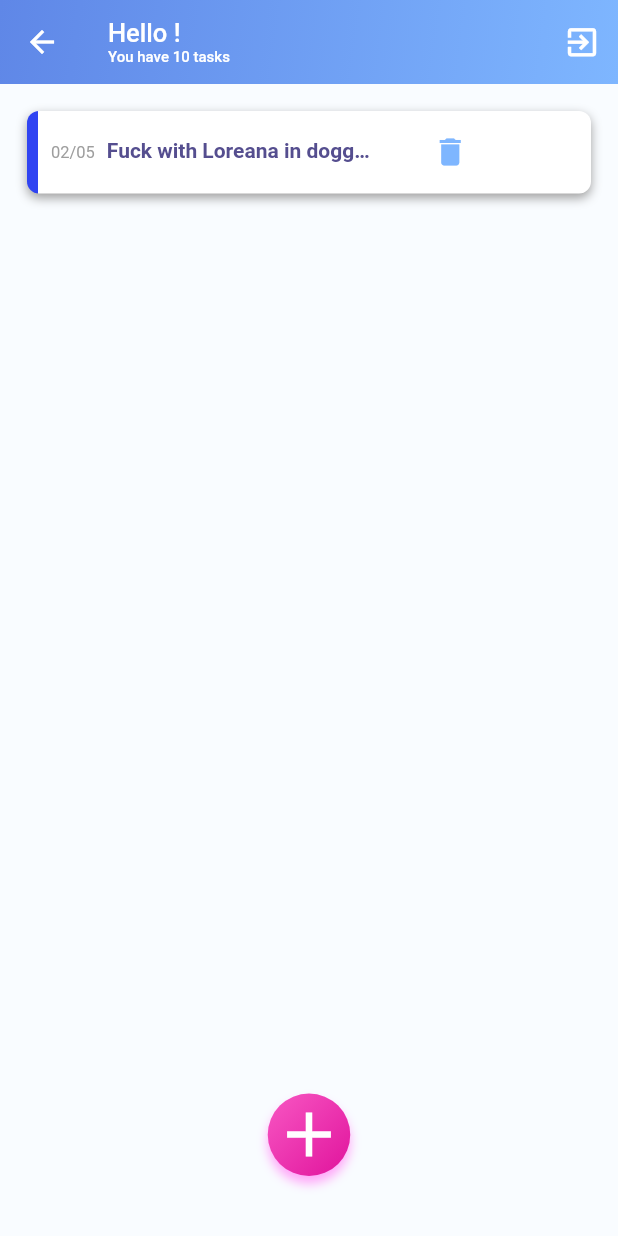
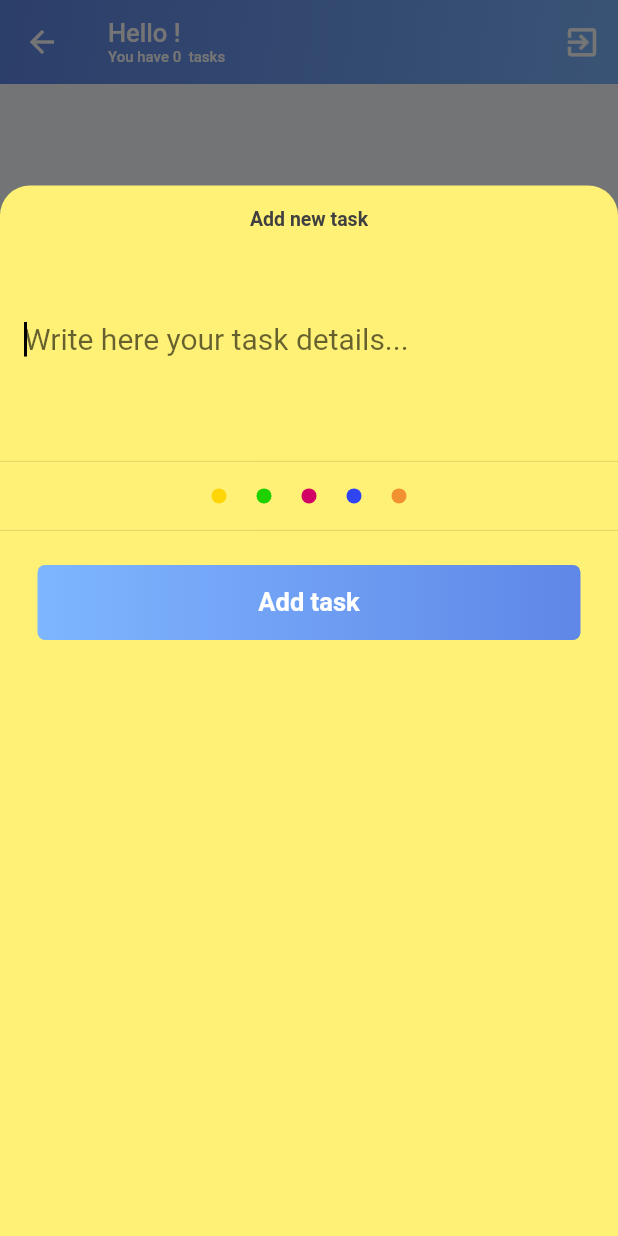
Before and after one commit to aguilard07/prueba_jacobo, a Flutter app: the HomeView screen opened by its route, after a tap on the "add" icon, on a phone screen of 412 x 824 dp. Run offline on Flutter 3.47's test engine with Material 2 defaults, Android fonts, the phone set to English and light mode, and no system bars; our stand-ins replace cloud_firestore, firebase_auth, flutter_spinkit; accounts and stored records are empty.

Commit message:
Segunda subida de la prueba

```diff
--- /dev/null
+++ b/prueba_jacobo/lib/core/models/model/task.dart
@@ -0,0 +1,15 @@
+/*
+ * Basic model of a task.
+ */
+
+class Task {
+  final String date;
+  final String text;
+  final int colorCode;
+
+  Task({this.date, this.text, this.colorCode});
+
+  toJson() {
+    return {date: date, text: text, colorCode: colorCode};
+  }
+}
--- a/prueba_jacobo/lib/core/models/viewmodels/home_model.dart
+++ b/prueba_jacobo/lib/core/models/viewmodels/views/home_model.dart
@@ -1,14 +1,19 @@
 import 'package:cloud_firestore/cloud_firestore.dart';
+import 'package:flutter/material.dart';
 import 'package:flutter/widgets.dart';
+import 'package:provider/provider.dart';
+import 'package:prueba_jacobo/core/models/model/task.dart';
 import 'package:prueba_jacobo/core/models/model/user.dart';
 import 'package:prueba_jacobo/core/models/viewmodels/base_model.dart';
 import 'package:prueba_jacobo/core/services/firebase_auth_service.dart';
 import 'package:prueba_jacobo/core/services/firestore_service.dart';
+import 'package:prueba_jacobo/ui/widgets/add_task_panel.dart';
 
 class HomeModel extends BaseModel {
   FirestoreService _firestoreService;
   FirebaseAuthService _firebaseAuthService;
   User _user;
+  int ntasks;
 
   HomeModel(
       {@required FirestoreService firestoreService,
@@ -19,15 +24,41 @@ class HomeModel extends BaseModel {
     _user = user;
   }
 
+  Stream<List<Task>> getTaskStream() => _firestoreService.getTasks(_user.uid);
+
+  //Getter of tasks number
+  Future<int> get taskNumber async {
+    return await _firestoreService.getNtasks(_user.uid);
+  }
+
+  //Setter of ntasks
+
+  void setNtasks(int value) {
+    ntasks = value;
+    notifyListeners();
+  }
+
   String get username => _user.fullname;
 
   void getUserFromUid() async {
     setBusy(true);
-    DocumentSnapshot userDoc = await _firestoreService.getUserFromUid(_user.uid);
+    DocumentSnapshot userDoc =
+        await _firestoreService.getUserFromUid(_user.uid);
     print(userDoc.data);
+    ntasks = await taskNumber;
+    print(ntasks);
     _user.fillElementsFromJson(userDoc.data);
     setBusy(false);
     notifyListeners();
+  }
+
+  //Show add task panel
+  void showAddTaskPanel(BuildContext context) {
+    showModalBottomSheet(
+        context: context,
+        backgroundColor: Colors.transparent,
+        isScrollControlled: true,
+        builder: (context) => AddTaskPanel());
   }
 
   //SignOut method
--- /dev/null
+++ b/prueba_jacobo/lib/core/models/viewmodels/widgets/add_task_panel_model.dart
@@ -0,0 +1,56 @@
+/**
+ * Model of the bottomSheet widget that allows the user to
+ * add a task in the firestore DB
+ */
+
+import 'package:flutter/material.dart';
+import 'package:prueba_jacobo/core/models/model/user.dart';
+import 'package:prueba_jacobo/core/models/viewmodels/base_model.dart';
+import 'package:prueba_jacobo/core/services/firestore_service.dart';
+import 'package:prueba_jacobo/ui/shared/app_colors.dart';
+
+class AddTaskPanelModel extends BaseModel {
+    FirestoreService _firestoreService;
+    User _user;
+    int taskColor; //Color of the border of the task tile.
+    Color backGroundColor; //Background color of the panel that indicates the type of the new task.
+
+    AddTaskPanelModel({@required FirestoreService firestoreService, @required User user}) {
+        _user = user;
+        _firestoreService = firestoreService;
+        taskColor = 0;
+        backGroundColor = panelBackgroundColors[0];
+    }
+
+    Future createTask(String taskDetails) async {
+        var currentDate = DateTime.now();
+        String month, day;
+
+        //Formatting the date in to a more readable format MM/DD
+        if(currentDate.month < 10) {
+            month = "0${currentDate.month}";
+        } else {
+            month = currentDate.month.toString();
+        }
+
+        if(currentDate.day < 10) {
+            day = "0${currentDate.day}";
+        } else {
+            day = currentDate.day.toString();
+        }
+
+
+
+        String taskDate = "$month/$day";
+        await _firestoreService.createTask(_user.uid, taskDetails, taskColor, taskDate);
+    }
+
+    void changeTaskColor(int colorCode){
+        taskColor = colorCode;
+        backGroundColor = panelBackgroundColors[colorCode];
+        notifyListeners();
+    }
+
+
+
+}
--- a/prueba_jacobo/lib/core/services/firestore_service.dart
+++ b/prueba_jacobo/lib/core/services/firestore_service.dart
@@ -4,6 +4,7 @@
  */
 
 import 'package:cloud_firestore/cloud_firestore.dart';
+import 'package:prueba_jacobo/core/models/model/task.dart';
 import 'package:prueba_jacobo/core/models/model/user.dart';
 
 class FirestoreService {
@@ -20,4 +21,45 @@ class FirestoreService {
   Future<DocumentSnapshot> getUserFromUid(String uid) async {
     return await usersCollection.document(uid).get();
   }
+
+  //Method to add a task in the BD
+  Future createTask(
+      String userUid, String taskDetails, int taskColor, String date) async {
+    return await usersCollection
+        .document(userUid)
+        .collection('tasks')
+        .document()
+        .setData(
+            {"taskDetails": taskDetails, "taskColor": taskColor, "date": date});
+  }
+
+  //Get tasks stream
+  Stream<List<Task>> getTasks(String userUid) {
+    return usersCollection
+        .document(userUid)
+        .collection('tasks')
+        .snapshots()
+        .map(_taskListFromSnapshots);
+  }
+
+  //Get number of tasks
+  Future<int> getNtasks(String userUid) async {
+    var querySnapshot = await usersCollection
+        .document(userUid)
+        .collection('tasks')
+        .getDocuments();
+    int ntasks = querySnapshot.documents.length;
+    return ntasks;
+  }
+
+  //Tasks list from snapshots
+
+  List<Task> _taskListFromSnapshots(QuerySnapshot snapshots) {
+    return snapshots.documents.map((doc) {
+      return Task(
+          date: doc.data["date"],
+          text: doc.data["taskDetails"],
+          colorCode: doc.data["taskColor"]);
+    }).toList();
+  }
 }
--- a/prueba_jacobo/lib/ui/shared/app_colors.dart
+++ b/prueba_jacobo/lib/ui/shared/app_colors.dart
@@ -14,7 +14,7 @@ Color gradientBlue2 = Color(0xFF5F87E7);
 
 Color gradientPink1 = Color(0xFFF857C3);
 Color gradientPink2 = Color(0xFFE0139C);
-Color shadowPink    = Color(0xFFffa6f9);
+Color shadowPink = Color(0xFFffa6f9);
 
 Color borderYellow = Color(0xFFFFD506);
 Color borderGreen = Color(0xFF1ED102);
@@ -23,3 +23,20 @@ Color borderOrange = Color(0xFFF29130);
 Color borderPink = Color(0xFFD10263);
 
 Color taskTextBlue = Color(0xFF554E8F);
+
+//Map of task-type colors
+Map<int, Color> taskTypeColors = {
+  0: borderYellow,
+  1: borderGreen,
+  2: borderBlue,
+  3: borderOrange,
+  4: borderPink
+};
+
+Map<int,Color> panelBackgroundColors = {
+    0: Colors.yellow[300],
+    1: Colors.green,
+    2: Colors.blue,
+    3: Colors.orange[300],
+    4: Colors.pink[300]
+};
--- a/prueba_jacobo/lib/ui/views/auth_widget.dart
+++ b/prueba_jacobo/lib/ui/views/auth_widget.dart
@@ -11,49 +11,10 @@
 import 'package:flutter/material.dart';
 import 'package:prueba_jacobo/core/models/model/user.dart';
 import 'package:prueba_jacobo/ui/authenticate.dart';
-import 'package:prueba_jacobo/ui/views/sign_in_view.dart';
-import 'package:prueba_jacobo/ui/views/sign_up_view.dart';
+
 import 'package:prueba_jacobo/ui/widgets/loading_widget.dart';
 
 import 'home_view.dart';
-/*
-class AuthWidget extends StatefulWidget {
-  final AsyncSnapshot<User> userSnapshot; //User Data.
-  AuthWidget({@required this.userSnapshot});
-  @override
-  _AuthWidgetState createState() =>
-      _AuthWidgetState(userSnapshot: userSnapshot);
-}
-
-class _AuthWidgetState extends State<AuthWidget> {
-  final AsyncSnapshot<User> userSnapshot; //User Data.
-  bool showSignIn = true;
-  _AuthWidgetState({@required this.userSnapshot});
-
-  void toggleView() {
-    setState(() {
-      showSignIn = !showSignIn;
-    });
-  }
-
-  @override
-  Widget build(BuildContext context) {
-    //If the communication with Firebase is active, check if the user is authenticaded
-    if (userSnapshot.connectionState == ConnectionState.active) {
-      //Lead the user to HomeView or SignInView depending on his authentication state
-
-      if (userSnapshot.hasData) {
-        return HomeView();
-      }
-      return showSignIn ? SignInView(toggleView: toggleView,) : SignUpView(toggleView: toggleView,);
-    }
-    //If there's no connection with Firebase, return LoadingWidget
-    print('Estoy aqui 2');
-    return Scaffold(
-      body: LoadingWidget(),
-    );
-  }
-}*/
 
 class AuthWidget extends StatelessWidget {
   final AsyncSnapshot<User> userSnapshot; //User Data.
--- a/prueba_jacobo/lib/ui/views/home_view.dart
+++ b/prueba_jacobo/lib/ui/views/home_view.dart
@@ -1,11 +1,14 @@
 import 'package:flutter/material.dart';
 import 'package:provider/provider.dart';
-import 'package:prueba_jacobo/core/models/viewmodels/home_model.dart';
+import 'package:prueba_jacobo/core/models/model/task.dart';
+import 'package:prueba_jacobo/core/models/viewmodels/views/home_model.dart';
 import 'package:prueba_jacobo/ui/shared/app_colors.dart';
 import 'package:prueba_jacobo/ui/views/base_widget.dart';
 import 'package:prueba_jacobo/ui/widgets/add_task_button.dart';
 import 'package:prueba_jacobo/ui/widgets/loading_widget.dart';
-import 'package:prueba_jacobo/ui/widgets/task_widget.dart';
+import 'package:prueba_jacobo/ui/widgets/ntask_text.dart';
+import 'package:prueba_jacobo/ui/widgets/task_list.dart';
+import 'package:prueba_jacobo/ui/widgets/task_tile.dart';
 
 class HomeView extends StatefulWidget {
   @override
@@ -22,9 +25,11 @@ class _HomeViewState extends State<HomeView> {
             user: Provider.of(context)),
         onModelReady: (model) => model.getUserFromUid(),
         child: null,
-        builder: (context, model, child) => model.busy
+        builder: (context, model, child)  => model.busy
             ? LoadingWidget()
-            : Scaffold(
+            : StreamProvider<List<Task>>.value(
+                value: model.getTaskStream(),
+                  child: Scaffold(
                   appBar: AppBar(
                     elevation: 0,
                     title: Column(
@@ -36,11 +41,7 @@ class _HomeViewState extends State<HomeView> {
                           style: TextStyle(fontSize: 17),
                           textAlign: TextAlign.left,
                         ),
-                      Text(
-                        'You have 10 tasks',
-                        style: TextStyle(fontSize: 10),
-                        textAlign: TextAlign.left,
-                      ),
+                        NTaskText()
                       ],
                     ),
                     //Appbar's gradient
@@ -67,25 +68,27 @@ class _HomeViewState extends State<HomeView> {
                         Padding(
                           padding: const EdgeInsets.symmetric(
                               horizontal: 18.0, vertical: 18.0),
-                        child: TaskWidget(
-                            text: "Fuck with Loreana in doggystyle",
-                            borderColor: borderPink,
-                            date: '02/05',
-                        ),
+                          // child: TaskTile(
+                          //   text: "Prepare an arepa with fried pork",
+                          //   borderColor: borderPink,
+                          //   date: '02/05',
+                          // ),
+                          child: TaskList(),
                         ),
                         //Add-task button
                         Align(
                           alignment: Alignment.bottomCenter,
-                        child: Padding(
-                            padding: const EdgeInsets.symmetric(vertical: 40),
+                          child: Container(
+                              margin: const EdgeInsets.symmetric(vertical: 40),
                               child: AddTaskButton(
                                 onPressed: () {
-                                print('Add task');
+                                  model.showAddTaskPanel(context);
                                 },
                               )),
                         )
                       ],
                     ),
-                )));
+                  )),
+            ));
   }
 }
--- a/prueba_jacobo/lib/ui/views/sign_in_view.dart
+++ b/prueba_jacobo/lib/ui/views/sign_in_view.dart
@@ -1,7 +1,6 @@
 import 'package:flutter/material.dart';
 import 'package:provider/provider.dart';
-import 'package:prueba_jacobo/core/constants/app_constants.dart';
-import 'package:prueba_jacobo/core/models/viewmodels/sign_in_model.dart';
+import 'package:prueba_jacobo/core/models/viewmodels/views/sign_in_model.dart';
 import 'package:prueba_jacobo/ui/shared/app_colors.dart';
 import 'package:prueba_jacobo/ui/shared/validators.dart';
 import 'package:prueba_jacobo/ui/views/base_widget.dart';
--- a/prueba_jacobo/lib/ui/views/sign_up_view.dart
+++ b/prueba_jacobo/lib/ui/views/sign_up_view.dart
@@ -1,8 +1,6 @@
 import 'package:flutter/material.dart';
 import 'package:provider/provider.dart';
-import 'package:prueba_jacobo/core/constants/app_constants.dart';
-import 'package:prueba_jacobo/core/models/model/user.dart';
-import 'package:prueba_jacobo/core/models/viewmodels/sign_up_model.dart';
+import 'package:prueba_jacobo/core/models/viewmodels/views/sign_up_model.dart';
 import 'package:prueba_jacobo/ui/shared/app_colors.dart';
 import 'package:prueba_jacobo/ui/shared/validators.dart';
 import 'package:prueba_jacobo/ui/views/base_widget.dart';
--- /dev/null
+++ b/prueba_jacobo/lib/ui/widgets/add_task_panel.dart
@@ -0,0 +1,160 @@
+import 'package:flutter/material.dart';
+import 'package:provider/provider.dart';
+import 'package:prueba_jacobo/core/models/viewmodels/widgets/add_task_panel_model.dart';
+import 'package:prueba_jacobo/ui/shared/app_colors.dart';
+import 'package:prueba_jacobo/ui/views/base_widget.dart';
+import 'package:prueba_jacobo/ui/widgets/custom_button.dart';
+import 'package:prueba_jacobo/ui/widgets/loading_widget.dart';
+
+class AddTaskPanel extends StatefulWidget {
+  @override
+  _AddTaskPanelState createState() => _AddTaskPanelState();
+}
+
+class _AddTaskPanelState extends State<AddTaskPanel> {
+  final _formKey = GlobalKey<FormState>(); //Form's key.
+  final _taskDetailsController = TextEditingController();
+
+  @override
+  Widget build(BuildContext context) {
+    return BaseWidget<AddTaskPanelModel>(
+      model: AddTaskPanelModel(firestoreService: Provider.of(context), user: Provider.of(context)),
+      child: null,
+      onModelReady: null,
+      builder: (context, model, child) => model.busy
+          ? LoadingWidget()
+          : Container(
+              height: MediaQuery.of(context).size.height * 0.85,
+              decoration: BoxDecoration(
+                  color: model.backGroundColor,
+                  borderRadius: new BorderRadius.only(
+                      topLeft: const Radius.circular(20.0),
+                      topRight: const Radius.circular(20.0))),
+              child: Form(
+                key: _formKey,
+                child: Column(
+                  crossAxisAlignment: CrossAxisAlignment.center,
+                  children: <Widget>[
+                    Padding(
+                      padding: EdgeInsets.symmetric(vertical: 15.0),
+                      child: Text(
+                        'Add new task',
+                        style: TextStyle(
+                          fontSize: 13,
+                          color: Color(0xFF404040),
+                          fontWeight: FontWeight.w700,
+                        ),
+                      ),
+                    ),
+                    SizedBox(
+                      height: 30,
+                    ),
+                    TextFormField(
+                      controller: _taskDetailsController,
+                      autofocus: true,
+                      maxLines: 3,
+                      cursorColor: Colors.black,
+                      validator: (value) {
+                        if (value.isEmpty) return "This field can't be empty";
+                        return null;
+                      },
+                      decoration: InputDecoration(
+                          errorStyle:
+                              TextStyle(fontSize: 16, color: Colors.black),
+                          hintText: "Write here your task details...",
+                          contentPadding: EdgeInsets.all(16.0),
+                          border: InputBorder.none),
+                      style:
+                          TextStyle(fontSize: 20.0, color: Color(0xFF404040)),
+                    ),
+                    Divider(),
+                    Row(
+                      mainAxisAlignment: MainAxisAlignment.center,
+                      children: <Widget>[
+                        InkWell(
+                          onTap: () {
+                            model.changeTaskColor(0);
+                          },
+                          child: Container(
+                            margin: EdgeInsets.all(10.0),
+                            height: 10,
+                            width: 10,
+                            decoration: BoxDecoration(
+                                color: borderYellow,
+                                borderRadius: BorderRadius.circular(5.0)),
+                          ),
+                        ),
+                        InkWell(
+                          onTap: () {
+                            model.changeTaskColor(1);
+                          },
+                          child: Container(
+                            margin: EdgeInsets.all(10.0),
+                            height: 10,
+                            width: 10,
+                            decoration: BoxDecoration(
+                                color: borderGreen,
+                                borderRadius: BorderRadius.circular(5.0)),
+                          ),
+                        ),
+                        InkWell(
+                          onTap: () {
+                            model.changeTaskColor(4);
+                          },
+                          child: Container(
+                            margin: EdgeInsets.all(10.0),
+                            height: 10,
+                            width: 10,
+                            decoration: BoxDecoration(
+                                color: borderPink,
+                                borderRadius: BorderRadius.circular(5.0)),
+                          ),
+                        ),
+                        InkWell(
+                          onTap: () {
+                            model.changeTaskColor(2);
+                          },
+                          child: Container(
+                            margin: EdgeInsets.all(10.0),
+                            height: 10,
+                            width: 10,
+                            decoration: BoxDecoration(
+                                color: borderBlue,
+                                borderRadius: BorderRadius.circular(5.0)),
+                          ),
+                        ),
+                        InkWell(
+                          onTap: () {
+                            model.changeTaskColor(3);
+                          },
+                          child: Container(
+                            margin: EdgeInsets.all(10.0),
+                            height: 10,
+                            width: 10,
+                            decoration: BoxDecoration(
+                                color: borderOrange,
+                                borderRadius: BorderRadius.circular(5.0)),
+                          ),
+                        ),
+                      ],
+                    ),
+                    Divider(),
+                    Padding(
+                      padding: const EdgeInsets.symmetric(
+                          horizontal: 25.0, vertical: 15.0),
+                      child: CustomButton(
+                        onPressed: () async {
+                          if(_formKey.currentState.validate()){
+                             await model.createTask(_taskDetailsController.text);
+                             Navigator.pop(context);
+                          }
+                        },
+                        text: 'Add task',
+                      ),
+                    )
+                  ],
+                ),
+              )),
+    );
+  }
+}
--- /dev/null
+++ b/prueba_jacobo/lib/ui/widgets/ntask_text.dart
@@ -0,0 +1,29 @@
+import 'package:flutter/material.dart';
+import 'package:provider/provider.dart';
+import 'package:prueba_jacobo/core/models/model/task.dart';
+
+class NTaskText extends StatefulWidget {
+  @override
+  _NTaskTextState createState() => _NTaskTextState();
+}
+
+class _NTaskTextState extends State<NTaskText> {
+  @override
+  Widget build(BuildContext context) {
+    final tasks = Provider.of<List<Task>>(context);
+    int value;
+    if (tasks != null) {
+      return Text(
+        'You have ${tasks.length}  tasks',
+        style: TextStyle(fontSize: 10),
+        textAlign: TextAlign.left,
+      );
+    } else {
+      return Text(
+        'You have 0  tasks',
+        style: TextStyle(fontSize: 10),
+        textAlign: TextAlign.left,
+      );
+    }
+  }
+}
--- /dev/null
+++ b/prueba_jacobo/lib/ui/widgets/task_list.dart
@@ -0,0 +1,36 @@
+import 'package:flutter/material.dart';
+import 'package:provider/provider.dart';
+import 'package:prueba_jacobo/core/models/model/task.dart';
+import 'package:prueba_jacobo/ui/shared/app_colors.dart';
+import 'package:prueba_jacobo/ui/widgets/loading_widget.dart';
+import 'package:prueba_jacobo/ui/widgets/task_tile.dart';
+
+class TaskList extends StatefulWidget {
+  @override
+  _TaskListState createState() => _TaskListState();
+}
+
+class _TaskListState extends State<TaskList> {
+  @override
+  Widget build(BuildContext context) {
+    final tasks = Provider.of<List<Task>>(context);
+
+    if (tasks != null) {
+      return ListView.builder(
+        itemCount: tasks.length,
+        itemBuilder: (context, index) {
+          return Padding(
+            padding: const EdgeInsets.symmetric(vertical: 8.0),
+            child: TaskTile(
+              borderColor: tasks[index].colorCode,
+              date: tasks[index].date,
+              text: tasks[index].text,
+            ),
+          );
+        },
+      );
+    } else {
+        return LoadingWidget();
+    }
+  }
+}
--- a/prueba_jacobo/lib/ui/widgets/task_widget.dart
+++ b/prueba_jacobo/lib/ui/widgets/task_tile.dart
@@ -1,22 +1,24 @@
 import 'package:flutter/material.dart';
 import 'package:prueba_jacobo/ui/shared/app_colors.dart';
 
-class TaskWidget extends StatelessWidget {
-  Color borderColor;
-  String text;
-  String date;
+class TaskTile extends StatelessWidget {
+  final int borderColor;
+  final String text;
+  final String date;
 
-  TaskWidget({this.borderColor, this.text, this.date});
+  TaskTile({this.borderColor, this.text, this.date});
 
   @override
   Widget build(BuildContext context) {
+
+
     return Container(
       width: double.infinity,
       height: 55,
       decoration: BoxDecoration(
         borderRadius: BorderRadius.circular(8.0),
         gradient: LinearGradient(
-            stops: [0.02, 0.02], colors: [borderBlue, Colors.white]),
+            stops: [0.02, 0.02], colors: [taskTypeColors[borderColor], Colors.white]),
         boxShadow: [
           BoxShadow(
             color: Colors.grey,
@@ -50,7 +52,7 @@ class TaskWidget extends StatelessWidget {
                       fontWeight: FontWeight.w700),
                   overflow: TextOverflow.ellipsis,
                 )),
-            SizedBox(
+            /*SizedBox(
               width: 25,
             ),
             IconButton(
@@ -62,7 +64,7 @@ class TaskWidget extends StatelessWidget {
               onPressed: () {
                 print('Boton presionado');
               },
-            )
+            )*/
           ],
         ),
       ),
```
Also changed, not shown: prueba_jacobo/lib/core/models/viewmodels/views/sign_in_model.dart (renamed from prueba_jacobo/lib/core/models/viewmodels/sign_in_model.dart), prueba_jacobo/lib/core/models/viewmodels/views/sign_up_model.dart (renamed from prueba_jacobo/lib/core/models/viewmodels/sign_up_model.dart), 1 other file. Lines whose indentation alone changed are shown as unchanged.
